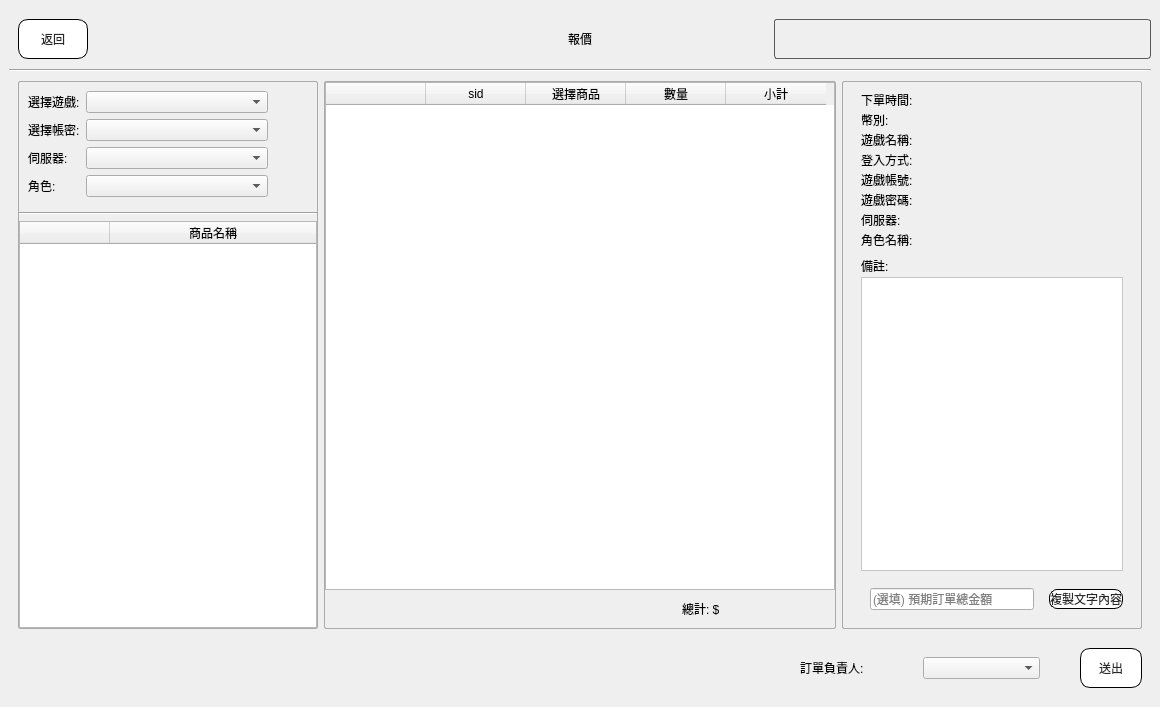
Before: the Qt Designer form src/AdbClient/StageCustomerService/LayerSayCost.ui in roger0816/Adb, drawn with Qt 5.
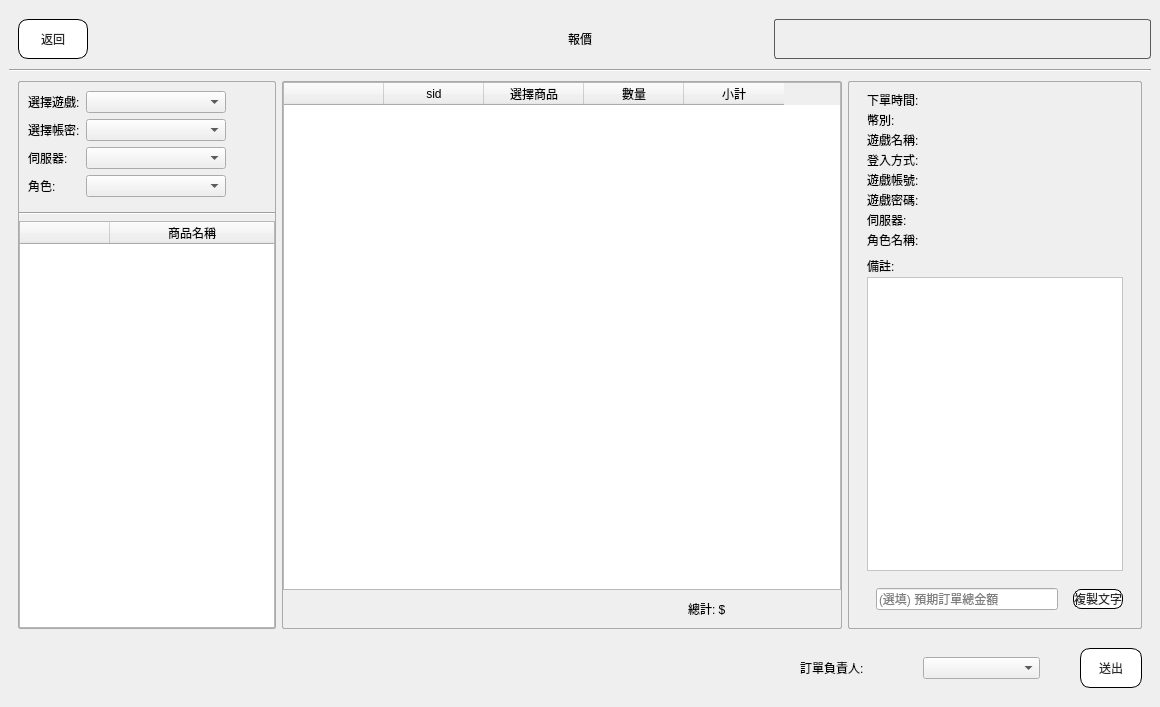
After: the same form once the commit is applied.

```diff
--- a/src/AdbClient/StageCustomerService/LayerSayCost.ui
+++ b/src/AdbClient/StageCustomerService/LayerSayCost.ui
@@ -253,7 +253,7 @@
            </property>
            <property name="minimumSize">
             <size>
-             <width>300</width>
+             <width>250</width>
              <height>100</height>
             </size>
            </property>
@@ -554,7 +554,7 @@
            </property>
            <property name="minimumSize">
             <size>
-             <width>300</width>
+             <width>250</width>
              <height>0</height>
             </size>
            </property>
@@ -830,7 +830,7 @@
 }</string>
                  </property>
                  <property name="text">
-                  <string>複製文字內容</string>
+                  <string>複製文字</string>
                  </property>
                 </widget>
                </item>
```
Left out of the diff: 6 changed lines with no effect on the pictures.
